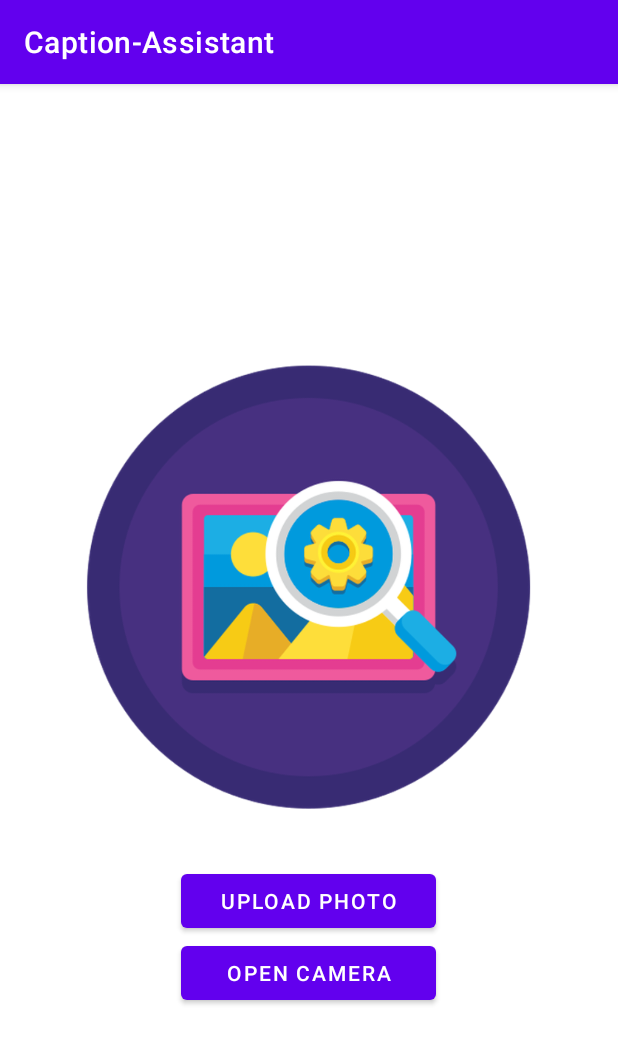
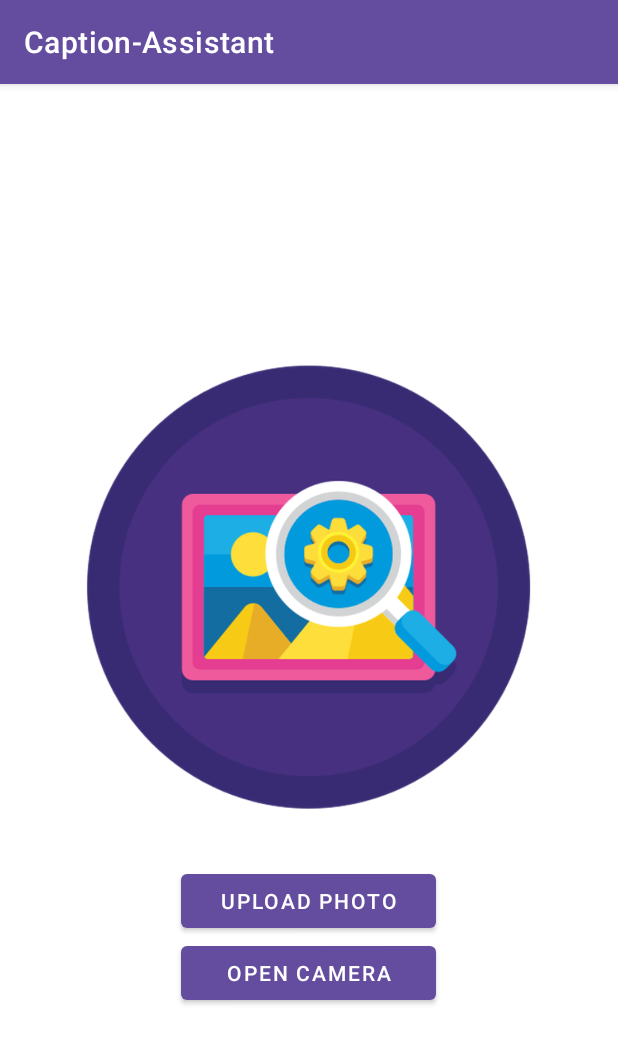
Before and after one commit to slipnitskaya/image-tagger, an Android app: the screen it shows after launch (MainActivity), on a phone screen of 412 x 824 dp. Shown: the top 1044 px of the screen. Run offline under Robolectric (Android 15) with nearby library versions, the phone set to English and light mode, and no system bars.

Commit message:
Update colors

```diff
--- a/app/src/main/res/values/colors.xml
+++ b/app/src/main/res/values/colors.xml
@@ -1,8 +1,8 @@
 <?xml version="1.0" encoding="utf-8"?>
 <resources>
     <color name="purple_200">#FFBB86FC</color>
-    <color name="purple_500">#FF6200EE</color>
-    <color name="purple_700">#FF3700B3</color>
+    <color name="purple_500">#644C9F</color>
+    <color name="purple_700">#473080</color>
     <color name="teal_200">#FF03DAC5</color>
     <color name="teal_700">#FF018786</color>
     <color name="black">#FF000000</color>
```
